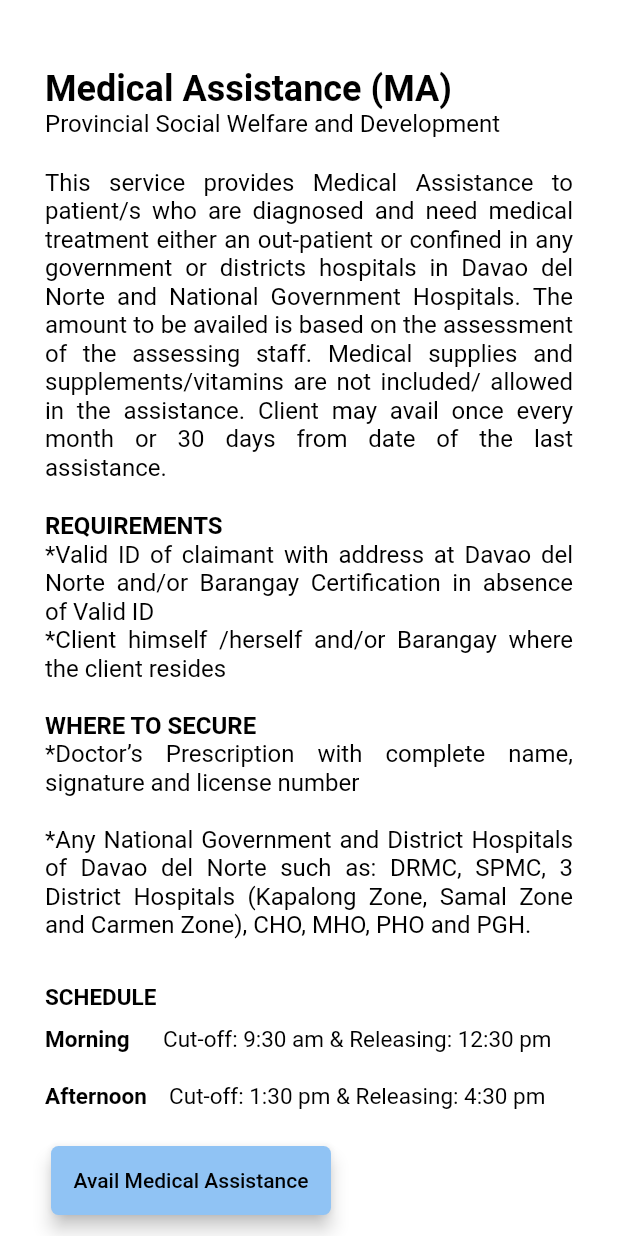
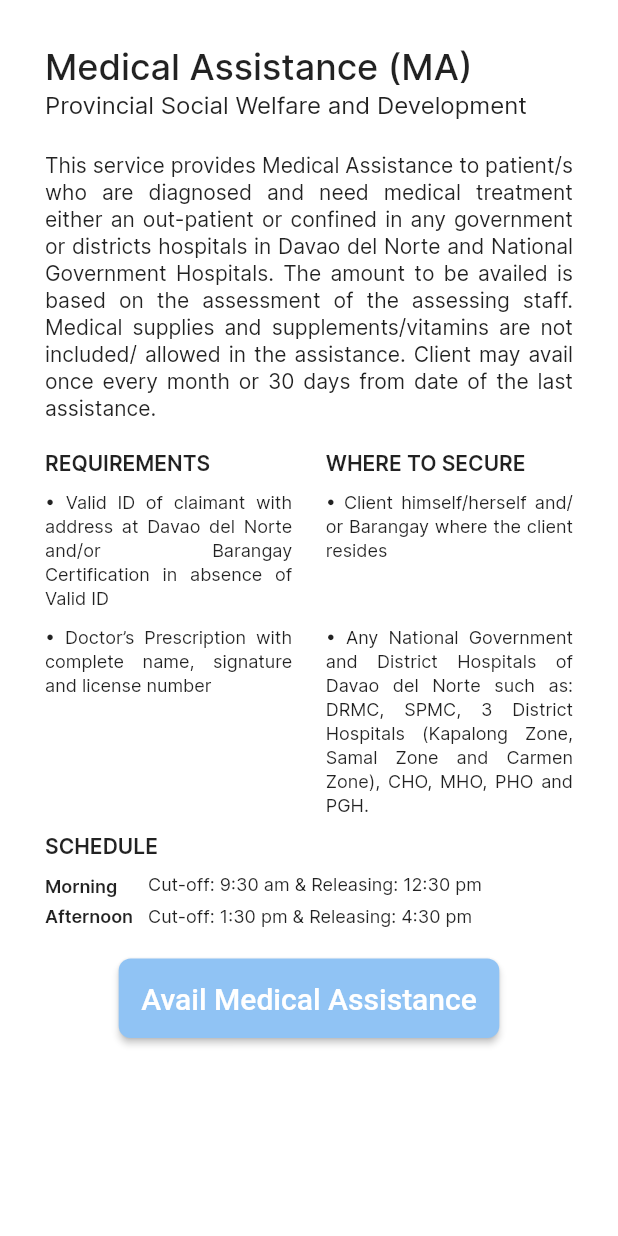
Before and after one commit to ronealdenila/davnor-medicare, a Flutter app: the MADescriptionScreen screen opened by its route, on a phone screen of 412 x 824 dp. Run offline on Flutter 3.47's test engine with Material 2 defaults, Android fonts, the phone set to English and light mode, and no system bars; our stand-ins replace cloud_firestore, firebase_auth, firebase_core, get, logger; accounts and stored records are empty.

```diff
--- a/lib/constants/app_strings.dart
+++ b/lib/constants/app_strings.dart
@@ -1,4 +1,6 @@
-const String ForgotPasswordDescription =
+// ignore_for_file: lines_longer_than_80_chars
+
+const String forgotPasswordDescription =
     'Help us recover your password. Enter your registered email then enter the code 6-digit code.';
 
 //Global
@@ -30,10 +32,10 @@ const String madescriptionParagraph1 =
 const String madescriptionParagraph2 =
     'This service provides Medical Assistance to patient/s who are diagnosed and need medical treatment either an out-patient or confined in any government or districts hospitals in Davao del Norte and National Government Hospitals. The amount to be availed is based on the assessment of the assessing staff. Medical supplies and supplements/vitamins are not included/ allowed in the assistance. Client may avail once every month or 30 days from date of the last assistance.';
 const String madescriptionParagraph3 =
-    ' *Valid ID of claimant with address at Davao del Norte and/or Barangay Certification in absence of Valid ID';
+    '\u2022 Valid ID of claimant with address at Davao del Norte and/or Barangay Certification in absence of Valid ID';
 const String madescriptionParagraph4 =
-    ' *Client himself /herself and/or Barangay where the client resides\n';
+    '\u2022 Client himself/herself and/or Barangay where the client resides';
 const String madescriptionParagraph5 =
-    ' *Doctor’s Prescription with complete name, signature and license number\n';
+    '\u2022 Doctor’s Prescription with complete name, signature and license number';
 const String madescriptionParagraph6 =
-    ' *Any National Government and District Hospitals of Davao del Norte such as: DRMC, SPMC, 3 District Hospitals (Kapalong Zone, Samal Zone and Carmen Zone), CHO, MHO, PHO and PGH.';
+    '\u2022 Any National Government and District Hospitals of Davao del Norte such as: DRMC, SPMC, 3 District Hospitals (Kapalong Zone, Samal Zone and Carmen Zone), CHO, MHO, PHO and PGH.';
--- a/lib/core/controllers/auth_controller.dart
+++ b/lib/core/controllers/auth_controller.dart
@@ -37,6 +37,7 @@ class AuthController extends GetxController {
 
   @override
   void onReady() {
+    //signOut(); //For Signout sa user na nag error (i.e., patient)
     log.i('onReady | App is ready');
     super.onReady();
     _firebaseUser = Rx<User?>(_auth.currentUser);
@@ -77,7 +78,7 @@ class AuthController extends GetxController {
     }
   }
 
-  Future<void> registerWithEmailAndPassword(BuildContext context) async {
+  Future<void> registerPatient(BuildContext context) async {
     try {
       showLoading();
       await _auth
@@ -86,10 +87,10 @@ class AuthController extends GetxController {
           .then(
         (result) {
           final _userID = result.user!.uid;
-          _createUserFirestore(_userID);
+          _createPatientUser(_userID);
         },
       );
-      _clearControllers();
+      await _clearControllers();
     } on FirebaseAuthException catch (e) {
       dismissDialog();
       Get.snackbar(
@@ -120,8 +121,11 @@ class AuthController extends GetxController {
     }
   }
 
-  Future<void> _createUserFirestore(String _userID) async {
+  Future<void> _createPatientUser(String _userID) async {
     await _db.collection('users').doc(_userID).set(<String, dynamic>{
+      'userType': 'patient',
+    });
+    await _db.collection('patients').doc(_userID).set(<String, dynamic>{
       'email': emailController.text,
       'firstName': firstNameController.text,
       'lastName': lastNameController.text,
@@ -160,7 +164,7 @@ class AuthController extends GetxController {
     }
   }
 
-  void _clearControllers() {
+  Future<void> _clearControllers() async {
     log.i('_clearControllers | User Input on authentication is cleared');
     emailController.clear();
     passwordController.clear();
@@ -222,18 +226,18 @@ class AuthController extends GetxController {
   //initializedBaseOnUserRoles
   Future<void> _initializePatientModel(String userId) async {
     log.i('_initializeUserModelBasedOnRole | $userId has role $userRole');
-    patientModel.value = await _db
-        .collection('users')
-        .doc(userId)
-        .get()
-        .then((doc) => PatientModel.fromSnapshot(doc));
+    patientModel.value =
+        await _db.collection('patients').doc(userId).get().then((doc) {
+      //kini neal, document snapshot does not exist huhu (E)
+      PatientModel.fromSnapshot(doc);
+    });
     log.i(patientModel.value!.firstName);
   }
 
   Future<void> _initializeDoctorModel(String userId) async {
     log.i('_initializeUserModelBasedOnRole | $userId has role $userRole');
     doctorModel.value = await _db
-        .collection('users')
+        .collection('doctors')
         .doc(userId)
         .get()
         .then((doc) => DoctorModel.fromSnapshot(doc));
@@ -243,7 +247,7 @@ class AuthController extends GetxController {
   Future<void> _initializePSWDModel(String userId) async {
     log.i('_initializeUserModelBasedOnRole | $userId has role $userRole');
     pswdModel.value = await _db
-        .collection('users')
+        .collection('pswd_personnel')
         .doc(userId)
         .get()
         .then((doc) => PswdModel.fromSnapshot(doc));
@@ -252,7 +256,7 @@ class AuthController extends GetxController {
   Future<void> _initializeAdminModel(String userId) async {
     log.i('_initializeUserModelBasedOnRole | $userId has role $userRole');
     adminModel.value = await _db
-        .collection('users')
+        .collection('admins')
         .doc(userId)
         .get()
         .then((doc) => AdminModel.fromSnapshot(doc));
--- a/lib/core/models/user_model.dart
+++ b/lib/core/models/user_model.dart
@@ -8,7 +8,6 @@ class PatientModel {
     this.email,
     this.firstName,
     this.lastName,
-    this.userType,
     this.profileImage,
     this.pStatus,
     this.validID,
@@ -20,7 +19,6 @@ class PatientModel {
     email = (snapshot.data() as dynamic)['email'] as String;
     firstName = (snapshot.data() as dynamic)['firstName'] as String;
     lastName = (snapshot.data() as dynamic)['lastName'] as String;
-    userType = (snapshot.data() as dynamic)['userType'] as String;
     profileImage = (snapshot.data() as dynamic)['profileImage'] as String;
     validID = (snapshot.data() as dynamic)['validID'] as String;
     validSelfie = (snapshot.data() as dynamic)['validSelfie'] as String;
@@ -31,12 +29,13 @@ class PatientModel {
   String? email;
   String? firstName;
   String? lastName;
-  String? userType;
+  //data that will change --------
   String? profileImage;
   String? validID;
   String? validSelfie;
   bool? pStatus;
   bool? hasActiveQueue;
+  // -----------------------------
 }
 
 class DoctorModel {
@@ -44,7 +43,6 @@ class DoctorModel {
     this.email,
     this.firstName,
     this.lastName,
-    this.userType,
     this.title,
     this.department,
     this.clinicHours,
@@ -58,7 +56,6 @@ class DoctorModel {
     email = (snapshot.data() as dynamic)['email'] as String;
     firstName = (snapshot.data() as dynamic)['firstName'] as String;
     lastName = (snapshot.data() as dynamic)['lastName'] as String;
-    userType = (snapshot.data() as dynamic)['userType'] as String;
     title = (snapshot.data() as dynamic)['title'] as String;
     department = (snapshot.data() as dynamic)['department'] as String;
     clinicHours = (snapshot.data() as dynamic)['clinicHours'] as String;
@@ -71,14 +68,15 @@ class DoctorModel {
   String? email;
   String? firstName;
   String? lastName;
-  String? userType;
   String? title;
   String? department;
   String? clinicHours;
+  //data that will change --------
   String? profileImage;
   int? numToAccomodate;
   bool? dStatus;
   bool? hasOngoingCons;
+  // -----------------------------
 }
 
 class AdminModel {
@@ -86,7 +84,6 @@ class AdminModel {
     this.email,
     this.firstName,
     this.lastName,
-    this.userType,
     this.profileImage,
   });
 
@@ -94,15 +91,13 @@ class AdminModel {
     email = (snapshot.data() as dynamic)['email'] as String;
     firstName = (snapshot.data() as dynamic)['firstName'] as String;
     lastName = (snapshot.data() as dynamic)['lastName'] as String;
-    userType = (snapshot.data() as dynamic)['userType'] as String;
     profileImage = (snapshot.data() as dynamic)['profileImage'] as String;
   }
 
   String? email;
   String? firstName;
   String? lastName;
-  String? userType;
-  String? profileImage;
+  String? profileImage; //data that will change
 }
 
 class PswdModel {
@@ -110,7 +105,6 @@ class PswdModel {
     this.email,
     this.firstName,
     this.lastName,
-    this.userType,
     this.position,
     this.profileImage,
   });
@@ -119,7 +113,6 @@ class PswdModel {
     email = (snapshot.data() as dynamic)['email'] as String;
     firstName = (snapshot.data() as dynamic)['firstName'] as String;
     lastName = (snapshot.data() as dynamic)['lastName'] as String;
-    userType = (snapshot.data() as dynamic)['userType'] as String;
     position = (snapshot.data() as dynamic)['position'] as String;
     profileImage = (snapshot.data() as dynamic)['profileImage'] as String;
   }
@@ -127,7 +120,6 @@ class PswdModel {
   String? email;
   String? firstName;
   String? lastName;
-  String? userType;
   String? position;
-  String? profileImage;
+  String? profileImage; //data that will change
 }
--- a/lib/main.dart
+++ b/lib/main.dart
@@ -1,20 +1,15 @@
 import 'package:davnor_medicare/constants/app_routes.dart';
 import 'package:flutter/material.dart';
-
-//import 'package:davnor_medicare/core/controllers/appController.dart';
-//import 'package:davnor_medicare/core/controllers/authController.dart';
-
 import 'package:firebase_core/firebase_core.dart';
 import 'package:get/get.dart';
-
 import 'core/controllers/app_controller.dart';
 import 'core/controllers/auth_controller.dart';
 
 void main() async {
   WidgetsFlutterBinding.ensureInitialized();
   await Firebase.initializeApp();
-//  Get.put<AppController>(AppController());
-//  Get.put<AuthController>(AuthController());
+  Get.put<AppController>(AppController());
+  Get.put<AuthController>(AuthController());
   runApp(MyApp());
 }
 
@@ -28,11 +23,11 @@ class MyApp extends StatelessWidget {
           appBarTheme:
               AppBarTheme(backgroundColor: Colors.white, elevation: 0)),
       debugShowCheckedModeBanner: false,
-      initialRoute:'/MADescriptionRoute',
+      initialRoute: '/',
       getPages: AppRoutes.routes,
-    //   navigatorKey: locator<NavigationService>().navigatorKey,
-     // initialRoute: routes.LoginRoute,
-     // onGenerateRoute: router.generateRoute,
+      //   navigatorKey: locator<NavigationService>().navigatorKey,
+      // initialRoute: routes.LoginRoute,
+      // onGenerateRoute: router.generateRoute,
     );
   }
 }
--- a/lib/ui/screens/global/forgot_password.dart
+++ b/lib/ui/screens/global/forgot_password.dart
@@ -36,7 +36,7 @@ class ForgotPasswordScreen extends StatelessWidget {
               ),
               verticalSpace10,
               const Text(
-                     ForgotPasswordDescription,
+                forgotPasswordDescription,
                 style: TextStyle(fontSize: 18, color: neutralColor),
               ),
               verticalSpace50,
--- a/lib/ui/screens/global/login.dart
+++ b/lib/ui/screens/global/login.dart
@@ -89,8 +89,7 @@ class LoginScreen extends StatelessWidget {
                                 onPressed: () {
                                   Get.to(() => ForgotPasswordScreen());
                                 },
-                                style:
-                                    TextButton.styleFrom(primary: infoColor),
+                                style: TextButton.styleFrom(primary: infoColor),
                                 child: const Text(
                                   'Forgot Password',
                                   style: body14SemiBold,
--- a/lib/ui/screens/global/signup.dart
+++ b/lib/ui/screens/global/signup.dart
@@ -164,8 +164,7 @@ class SignupScreen extends StatelessWidget {
                                       onTap: () async {
                                         if (_formKey.currentState!.validate()) {
                                           await authController
-                                              .registerWithEmailAndPassword(
-                                                  context);
+                                              .registerPatient(context);
                                         }
                                       },
                                       text: 'Sign Up Now',
--- a/lib/ui/screens/patient/ma_description.dart
+++ b/lib/ui/screens/patient/ma_description.dart
@@ -2,6 +2,9 @@ import 'package:davnor_medicare/constants/app_strings.dart';
 import 'package:flutter/cupertino.dart';
 import 'package:flutter/material.dart';
 import 'package:davnor_medicare/ui/shared/app_colors.dart';
+import 'package:davnor_medicare/ui/shared/styles.dart';
+import 'package:davnor_medicare/ui/widgets/custom_button.dart';
+import 'package:davnor_medicare/ui/shared/ui_helpers.dart';
 
 class MADescriptionScreen extends StatelessWidget {
   const MADescriptionScreen({Key? key}) : super(key: key);
@@ -11,200 +14,143 @@ class MADescriptionScreen extends StatelessWidget {
     return SafeArea(
       child: Scaffold(
         backgroundColor: Colors.white,
-        body: ListView(children: [
-          Padding(
-            padding: const EdgeInsets.symmetric(vertical: 45, horizontal: 30),
+        body: SingleChildScrollView(
+          child: Padding(
+            padding: const EdgeInsets.symmetric(vertical: 30, horizontal: 30),
             child: Column(
               crossAxisAlignment: CrossAxisAlignment.start,
               children: <Widget>[
                 Column(
                   crossAxisAlignment: CrossAxisAlignment.start,
-                  children: <Widget>[
+                  children: const <Widget>[
                     Text(
                       'Medical Assistance (MA)',
-                      style: TextStyle(
-                        fontWeight: FontWeight.w600,
-                        fontSize: 24,
-                        color: Colors.black,
+                      style: title24Medium,
+                    ),
+                    Text(madescriptionParagraph1, style: body16Regular),
+                  ],
+                ),
+                const Padding(
+                  padding: EdgeInsets.symmetric(vertical: 20),
+                  child: Text(madescriptionParagraph2,
+                      textAlign: TextAlign.justify, style: body14Regular),
+                ),
+                Row(
+                  mainAxisAlignment: MainAxisAlignment.spaceBetween,
+                  crossAxisAlignment: CrossAxisAlignment.start,
+                  children: <Widget>[
+                    Container(
+                      width: screenWidthPercentage(context, percentage: .4),
+                      child: const Text(
+                        'REQUIREMENTS',
+                        style: body14SemiBold,
                       ),
                     ),
-                    Text(
-                      madescriptionParagraph1,
-                      style: TextStyle(
-                        fontWeight: FontWeight.w400,
-                        fontSize: 16,
-                        color: Colors.black,
+                    Container(
+                      width: screenWidthPercentage(context, percentage: .4),
+                      child: const Text(
+                        'WHERE TO SECURE',
+                        style: body14SemiBold,
                       ),
                     ),
                   ],
                 ),
-                Padding(
-                  padding: EdgeInsets.symmetric(vertical: 20),
-                  child: Text(
-                    madescriptionParagraph2,
-                    textAlign: TextAlign.justify,
-                    style: TextStyle(
-                      fontSize: 16,
-                      fontWeight: FontWeight.w400,
-                      color: Colors.black,
+                const SizedBox(
+                  height: 10,
+                ),
+                Row(
+                  mainAxisAlignment: MainAxisAlignment.spaceBetween,
+                  crossAxisAlignment: CrossAxisAlignment.start,
+                  children: <Widget>[
+                    Container(
+                      width: screenWidthPercentage(context, percentage: .4),
+                      child: const Text(madescriptionParagraph3,
+                          textAlign: TextAlign.justify,
+                          style: caption12Regular),
                     ),
-                  ),
-                ),
-
-                Column(
-                 crossAxisAlignment: CrossAxisAlignment.start,
-                 textDirection: TextDirection.ltr,
-                  children: const <Widget>[
-                    Text(
-                      'REQUIREMENTS',
-                      style: TextStyle(
-                        fontWeight: FontWeight.bold,
-                        fontSize: 16,
-                        color: Colors.black,
-                      ),
-                    ),
-                     Text(
-                      madescriptionParagraph3,
-                      textAlign: TextAlign.justify,
-                      style: TextStyle(
-                        fontWeight: FontWeight.w400,
-                        fontSize: 16,
-                        color: Colors.black,
-                      ),
-                    ),
-
-                    Text(
-                      madescriptionParagraph4,
-                       textAlign: TextAlign.justify,
-                      style: TextStyle(
-                        fontWeight: FontWeight.w400,
-                        fontSize: 16,
-                        color: Colors.black,
-                      ),
-                    ),
-
-                    Text(
-                      'WHERE TO SECURE',
-                      style: TextStyle(
-                        fontWeight: FontWeight.bold,
-                        fontSize: 16,
-                        color: Colors.black,
-                      ),
-                    ),
-
-                     Text(
-                      madescriptionParagraph5,
-                       textAlign: TextAlign.justify,
-                      style: TextStyle(
-                        fontWeight: FontWeight.w400,
-                        fontSize: 16,
-                        color: Colors.black,
-                      ),
-                    ),
-                    Text(
-                      madescriptionParagraph6,
-                       textAlign: TextAlign.justify,
-                      style: TextStyle(
-                        fontWeight: FontWeight.w400,
-                        fontSize: 16,
-                        color: Colors.black,
-                      ),
+                    Container(
+                      width: screenWidthPercentage(context, percentage: .4),
+                      child: const Text(madescriptionParagraph4,
+                          textAlign: TextAlign.justify,
+                          style: caption12Regular),
                     ),
                   ],
                 ),
-
-                const Padding(
-                  padding: EdgeInsets.symmetric(vertical: 10)),
-
+                const SizedBox(
+                  height: 10,
+                ),
+                Row(
+                  mainAxisAlignment: MainAxisAlignment.spaceBetween,
+                  crossAxisAlignment: CrossAxisAlignment.start,
+                  children: <Widget>[
+                    Container(
+                      width: screenWidthPercentage(context, percentage: .4),
+                      child: const Text(madescriptionParagraph5,
+                          textAlign: TextAlign.justify,
+                          style: caption12Regular),
+                    ),
+                    Container(
+                      width: screenWidthPercentage(context, percentage: .4),
+                      child: const Text(madescriptionParagraph6,
+                          textAlign: TextAlign.justify,
+                          style: caption12Regular),
+                    ),
+                  ],
+                ),
                 const Padding(
                   padding: EdgeInsets.symmetric(vertical: 10),
-                  child: Text(
-                    'SCHEDULE',
-                    textAlign: TextAlign.justify,
-                    style: TextStyle(
-                      fontSize: 15,
-                      fontWeight: FontWeight.bold,
-                      color: Colors.black,
+                  child: Text('SCHEDULE',
+                      textAlign: TextAlign.justify, style: body14SemiBold),
+                ),
+                Row(
+                  children: [
+                    Column(
+                        crossAxisAlignment: CrossAxisAlignment.start,
+                        children: const <Widget>[
+                          Text('Morning',
+                              textAlign: TextAlign.left,
+                              style: caption12SemiBold),
+                          SizedBox(
+                            height: 5,
+                          ),
+                          Text('Afternoon',
+                              textAlign: TextAlign.left,
+                              style: caption12SemiBold),
+                        ]),
+                    Padding(
+                      padding: const EdgeInsets.fromLTRB(10, 0, 0, 0),
+                      child: Column(
+                          crossAxisAlignment: CrossAxisAlignment.start,
+                          children: const <Widget>[
+                            Text('Cut-off: 9:30 am & Releasing: 12:30 pm',
+                                textAlign: TextAlign.left,
+                                style: caption12Regular),
+                            SizedBox(
+                              height: 5,
+                            ),
+                            Text('Cut-off: 1:30 pm & Releasing: 4:30 pm',
+                                textAlign: TextAlign.left,
+                                style: caption12Regular),
+                          ]),
                     ),
-                  ),
+                  ],
                 ),
-
-              Row(
-                mainAxisAlignment: MainAxisAlignment.start,
-                 children: [
-                      const Text(
-                  'Morning',
-                  textAlign: TextAlign.left,
-                  style: TextStyle(
-                    fontSize: 15,
-                    fontWeight: FontWeight.bold,
-                    color: Colors.black,
-                  ),
-                ),
-                const Text(
-                  '      Cut-off: 9:30 am & Releasing: 12:30 pm',
-                  textAlign: TextAlign.left,
-                  style: TextStyle(
-                    fontSize: 15,
-                    fontWeight: FontWeight.w400,
-                    color: Colors.black,
-                  ),
-                ),
-                 ]
-              ),
-
-            const Padding(
-                  padding: EdgeInsets.symmetric(vertical: 10)),
-
-              Row(
-                mainAxisAlignment: MainAxisAlignment.start,
-                 children: [
-                      const Text(
-                  'Afternoon',
-                  textAlign: TextAlign.left,
-                  style: TextStyle(
-                    fontSize: 15,
-                    fontWeight: FontWeight.bold,
-                    color: Colors.black,
-                  ),
-                ),
-                const Text(
-                  '    Cut-off: 1:30 pm & Releasing: 4:30 pm',
-                  textAlign: TextAlign.left,
-                  style: TextStyle(
-                    fontSize: 15,
-                    fontWeight: FontWeight.w400,
-                    color: Colors.black,
-                  ),
-                ),
-                 ]
-              ),
-
-               const Padding(
-                  padding: EdgeInsets.symmetric(vertical: 10)),
-
-                Card(
-                  color: verySoftBlueColor,
-                  shape: RoundedRectangleBorder(
-                    borderRadius: BorderRadius.circular(5.0),
-                  ),
-                  elevation: 5,
-                  child: const Padding(
-                    padding: EdgeInsets.all(15),
-                    child: Text(
-                      'Avail Medical Assistance',
-                      style: TextStyle(
-                        fontWeight: FontWeight.w500,
-                        fontSize: 14,
-                        color: Colors.black,
-                      ),
-                    ),
+                const Padding(padding: EdgeInsets.symmetric(vertical: 10)),
+                Align(
+                  alignment: Alignment.center,
+                  child: CustomButton(
+                    onTap: () async {
+                      //Go to MADetailsFill
+                    },
+                    text: 'Avail Medical Assistance',
+                    colors: verySoftBlueColor,
+                    fontSize: 20,
                   ),
                 ),
               ],
             ),
-          )
-        ]),
+          ),
+        ),
       ),
     );
   }
--- a/lib/ui/shared/styles.dart
+++ b/lib/ui/shared/styles.dart
@@ -121,6 +121,7 @@ const TextStyle body16Regular = TextStyle(
   fontSize: 16,
   fontWeight: FontWeight.w400,
   fontFamily: 'Inter',
+  height: 1.3,
 );
 
 const TextStyle body16RegularUnderline = TextStyle(
@@ -153,6 +154,7 @@ const TextStyle body14Regular = TextStyle(
   fontSize: 14,
   fontWeight: FontWeight.w400,
   fontFamily: 'Inter',
+  height: 1.3,
 );
 
 // Captions
@@ -172,6 +174,7 @@ const TextStyle caption12Regular = TextStyle(
   fontSize: 12,
   fontWeight: FontWeight.w400,
   fontFamily: 'Inter',
+  height: 1.3,
 );
 
 const TextStyle caption10Regular = TextStyle(
```
